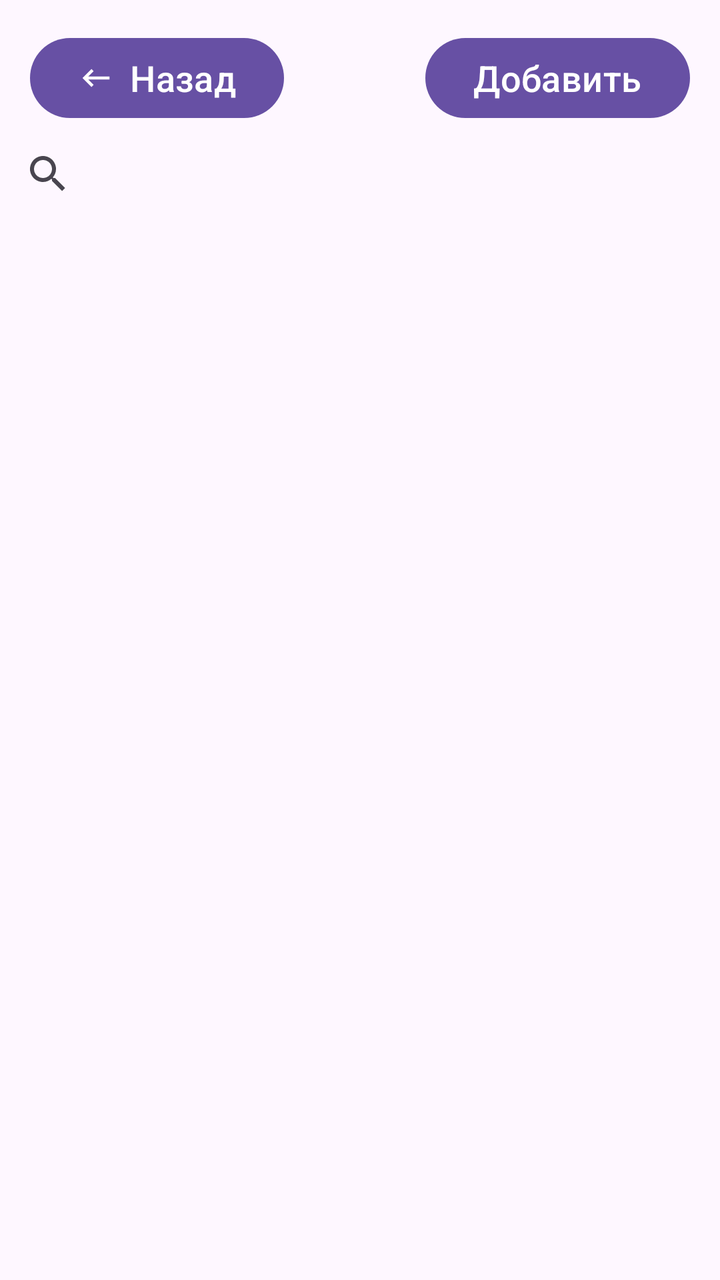
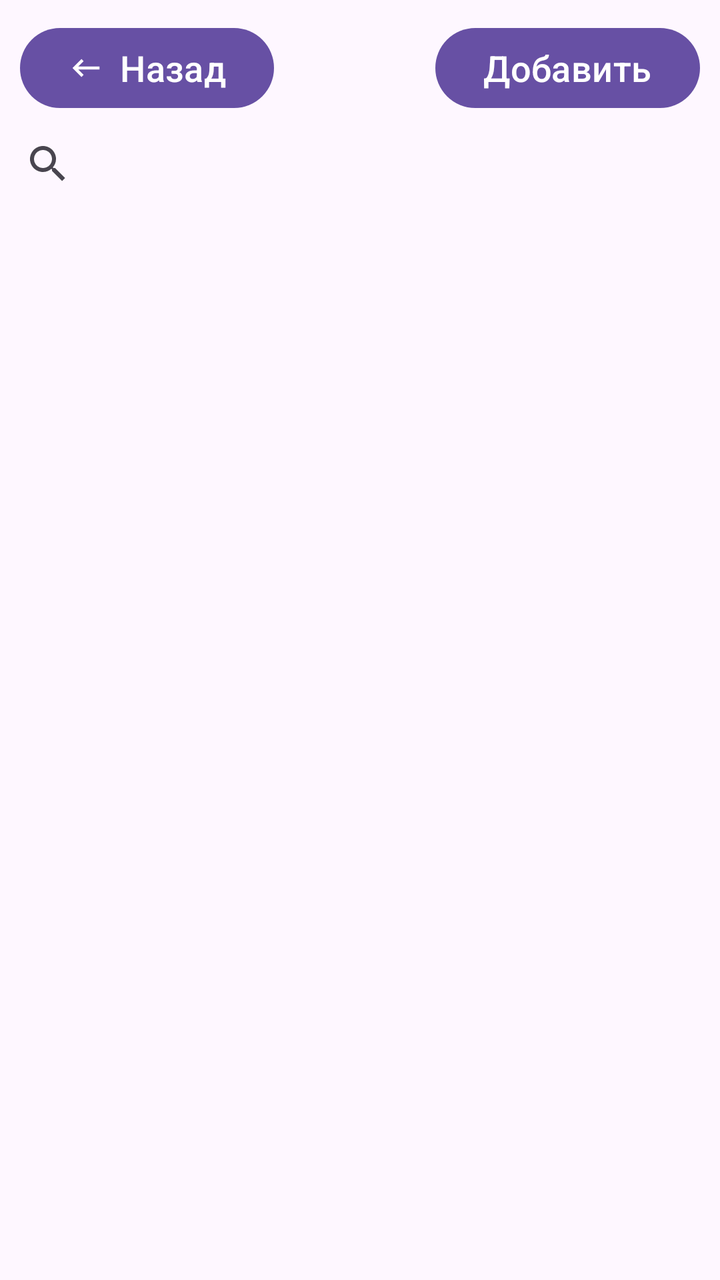

Before-and-after screenshots of an Android layout around one commit, followed by the original layout XML and the change that was made.
<!-- AndroidManifest.xml: application theme Base.Theme.TestMapKit -->
<!-- res/layout/fragment_friends_list.xml -->
<?xml version="1.0" encoding="utf-8"?>
<androidx.constraintlayout.widget.ConstraintLayout xmlns:android="http://schemas.android.com/apk/res/android"
    xmlns:tools="http://schemas.android.com/tools"
    android:layout_width="match_parent"
    android:layout_height="match_parent"
    xmlns:app="http://schemas.android.com/apk/res-auto"
    tools:context=".fragments.setting.FriendsListFragment"
    android:orientation="vertical">

    <androidx.constraintlayout.widget.ConstraintLayout
        android:id="@+id/cl_btn_friend_list"
        android:layout_width="match_parent"
        android:layout_height="wrap_content"
        app:layout_constraintEnd_toEndOf="parent"
        app:layout_constraintStart_toStartOf="parent"
        app:layout_constraintTop_toTopOf="parent"
        android:layout_margin="10dp"
        >
        <com.google.android.material.button.MaterialButton
            android:id="@+id/btn_back_friend_list"
            android:layout_width="wrap_content"
            android:layout_height="wrap_content"
            app:icon="@drawable/ic_back"
            app:layout_constraintStart_toStartOf="parent"
            app:layout_constraintTop_toTopOf="parent"
            android:layout_margin="5dp"
            android:text="Назад"
            android:textSize="18sp"/>

        <com.google.android.material.button.MaterialButton
            android:id="@+id/btn_add_friend"
            android:layout_width="wrap_content"
            android:layout_height="wrap_content"
            app:layout_constraintEnd_toEndOf="parent"
            app:layout_constraintTop_toTopOf="parent"
            android:layout_margin="5dp"
            android:text="Добавить"
            android:textSize="18sp"/>

    </androidx.constraintlayout.widget.ConstraintLayout>

    <LinearLayout
        android:id="@+id/ll_friends"
        android:layout_width="match_parent"
        android:layout_height="wrap_content"
        app:layout_constraintStart_toStartOf="parent"
        app:layout_constraintEnd_toEndOf="parent"
        app:layout_constraintTop_toBottomOf="@id/cl_btn_friend_list"
        android:orientation="vertical">

        <SearchView
            android:id="@+id/search_friend"
            android:layout_width="match_parent"
            android:layout_height="wrap_content"
            android:iconifiedByDefault="true"
            />

        <androidx.recyclerview.widget.RecyclerView
            android:id="@+id/rv_friend"
            android:layout_width="match_parent"
            android:layout_height="match_parent"
            tools:listitem="@layout/item_friend"
            app:layoutManager="androidx.recyclerview.widget.LinearLayoutManager"
            />

    </LinearLayout>


</androidx.constraintlayout.widget.ConstraintLayout>
<!-- res/layout/item_friend.xml (included above) -->
<?xml version="1.0" encoding="utf-8"?>
<androidx.cardview.widget.CardView xmlns:android="http://schemas.android.com/apk/res/android"
    android:layout_width="match_parent"
    android:layout_height="wrap_content"
    xmlns:app="http://schemas.android.com/apk/res-auto"
    app:cardElevation="5dp"
    app:cardCornerRadius="15dp"
    android:layout_margin="3dp">

    <TextView
        android:id="@+id/tv_friend_username"
        android:layout_width="match_parent"
        android:layout_height="wrap_content"
        android:layout_margin="15dp"
        android:textSize="@dimen/text_normal"
        android:text="Userame"/>

</androidx.cardview.widget.CardView>
<!-- resources referenced by this layout -->
<resources>
  <dimen name="text_normal">18sp</dimen>
  <!-- drawable ic_back (drawable) -->
  <vector xmlns:android="http://schemas.android.com/apk/res/android" android:autoMirrored="true" android:height="24dp" android:tint="#FFFFFF" android:viewportHeight="24" android:viewportWidth="24" android:width="24dp">
        
      <path android:fillColor="@android:color/white" android:pathData="M21,11H6.83l3.58,-3.59L9,6l-6,6 6,6 1.41,-1.41L6.83,13H21z"/>
      
  </vector>
  <style name="Base.Theme.TestMapKit" parent="Theme.Material3.DayNight.NoActionBar">
  
      </style>
</resources>

<!-- the commit's change to res/layout/fragment_friends_list.xml (unified diff, before → after) -->
@@ -4,7 +4,7 @@
     android:layout_width="match_parent"
     android:layout_height="match_parent"
     xmlns:app="http://schemas.android.com/apk/res-auto"
-    tools:context=".fragments.setting.FriendsListFragment"
+    tools:context=".fragments.setting.friend.FriendsListFragment"
     android:orientation="vertical">
 
     <androidx.constraintlayout.widget.ConstraintLayout
@@ -14,7 +14,7 @@
         app:layout_constraintEnd_toEndOf="parent"
         app:layout_constraintStart_toStartOf="parent"
         app:layout_constraintTop_toTopOf="parent"
-        android:layout_margin="10dp"
+        android:layout_margin="5dp"
         >
         <com.google.android.material.button.MaterialButton
             android:id="@+id/btn_back_friend_list"
@@ -52,18 +52,39 @@
             android:id="@+id/search_friend"
             android:layout_width="match_parent"
             android:layout_height="wrap_content"
-            android:iconifiedByDefault="true"
-            />
+            android:iconifiedByDefault="true" />
 
         <androidx.recyclerview.widget.RecyclerView
             android:id="@+id/rv_friend"
             android:layout_width="match_parent"
-            android:layout_height="match_parent"
+            android:layout_height="wrap_content"
             tools:listitem="@layout/item_friend"
             app:layoutManager="androidx.recyclerview.widget.LinearLayoutManager"
             />
 
     </LinearLayout>
+
+    <TextView
+        android:id="@+id/tv_empty_friends_list"
+        android:layout_width="match_parent"
+        android:layout_height="wrap_content"
+        android:text="Пока нет друзей"
+        android:layout_margin="15dp"
+        android:textSize="@dimen/text_title"
+        app:layout_constraintTop_toBottomOf="@id/cl_btn_friend_list"
+        android:visibility="gone"
+        />
+
+    <ProgressBar
+        android:id="@+id/pb_friends_list"
+        android:layout_width="wrap_content"
+        android:layout_height="wrap_content"
+        android:layout_gravity="center"
+        android:visibility="gone"
+        app:layout_constraintBottom_toBottomOf="parent"
+        app:layout_constraintEnd_toEndOf="parent"
+        app:layout_constraintStart_toStartOf="parent"
+        app:layout_constraintTop_toTopOf="parent" />
 
 
 </androidx.constraintlayout.widget.ConstraintLayout>
@@ -77,12 +98,44 @@
     app:cardCornerRadius="15dp"
     android:layout_margin="3dp">
 
-    <TextView
-        android:id="@+id/tv_friend_username"
+    <LinearLayout
         android:layout_width="match_parent"
         android:layout_height="wrap_content"
-        android:layout_margin="15dp"
-        android:textSize="@dimen/text_normal"
-        android:text="Userame"/>
+        android:orientation="horizontal">
+
+        <androidx.cardview.widget.CardView
+            android:id="@+id/cv_img_friend"
+            android:layout_width="wrap_content"
+            android:layout_height="wrap_content"
+            app:cardElevation="5dp"
+            app:cardCornerRadius="180dp"
+
+            app:layout_constraintStart_toStartOf="parent"
+            app:layout_constraintTop_toTopOf="parent"
+            app:layout_constraintTop_toBottomOf="@id/cl_btn_friend"
+            android:layout_margin="15dp">
+
+
+            <ImageView
+                android:id="@+id/img_friend_list"
+                android:layout_width="50dp"
+                android:layout_height="50dp"
+                android:src="@drawable/ic_profile"
+                android:background="@color/light_blue"
+                android:contentDescription="User avatar"
+                />
+
+        </androidx.cardview.widget.CardView>
+
+        <TextView
+            android:id="@+id/tv_friend_username"
+            android:layout_width="match_parent"
+            android:layout_height="wrap_content"
+            android:layout_margin="15dp"
+            android:layout_gravity="center"
+            android:textSize="@dimen/text_title"
+            android:text="Userame"/>
+
+    </LinearLayout>
 
 </androidx.cardview.widget.CardView>
<!-- resource entries referenced after the edit -->
@@ -1,10 +1,17 @@
 <!-- resources referenced by this layout -->
 <resources>
-  <dimen name="text_normal">18sp</dimen>
+  <color name="light_blue">#CCA8D8EA</color>
+  <dimen name="text_title">24sp</dimen>
   <!-- drawable ic_back (drawable) -->
   <vector xmlns:android="http://schemas.android.com/apk/res/android" android:autoMirrored="true" android:height="24dp" android:tint="#FFFFFF" android:viewportHeight="24" android:viewportWidth="24" android:width="24dp">
         
       <path android:fillColor="@android:color/white" android:pathData="M21,11H6.83l3.58,-3.59L9,6l-6,6 6,6 1.41,-1.41L6.83,13H21z"/>
+      
+  </vector>
+  <!-- drawable ic_profile (drawable) -->
+  <vector xmlns:android="http://schemas.android.com/apk/res/android" android:height="24dp" android:tint="#FFFFFF" android:viewportHeight="960" android:viewportWidth="960" android:width="24dp">
+        
+      <path android:fillColor="@android:color/white" android:pathData="M367,433Q320,386 320,320Q320,254 367,207Q414,160 480,160Q546,160 593,207Q640,254 640,320Q640,386 593,433Q546,480 480,480Q414,480 367,433ZM160,720L160,688Q160,654 177.5,625.5Q195,597 224,582Q286,551 350,535.5Q414,520 480,520Q546,520 610,535.5Q674,551 736,582Q765,597 782.5,625.5Q800,654 800,688L800,720Q800,753 776.5,776.5Q753,800 720,800L240,800Q207,800 183.5,776.5Q160,753 160,720ZM240,720L720,720L720,688Q720,677 714.5,668Q709,659 700,654Q646,627 591,613.5Q536,600 480,600Q424,600 369,613.5Q314,627 260,654Q251,659 245.5,668Q240,677 240,688L240,720ZM536.5,376.5Q560,353 560,320Q560,287 536.5,263.5Q513,240 480,240Q447,240 423.5,263.5Q400,287 400,320Q400,353 423.5,376.5Q447,400 480,400Q513,400 536.5,376.5ZM480,320Q480,320 480,320Q480,320 480,320Q480,320 480,320Q480,320 480,320Q480,320 480,320Q480,320 480,320Q480,320 480,320Q480,320 480,320ZM480,720L480,720Q480,720 480,720Q480,720 480,720Q480,720 480,720Q480,720 480,720Q480,720 480,720Q480,720 480,720Q480,720 480,720Q480,720 480,720L480,720Z"/>
       
   </vector>
   <style name="Base.Theme.TestMapKit" parent="Theme.Material3.DayNight.NoActionBar">
